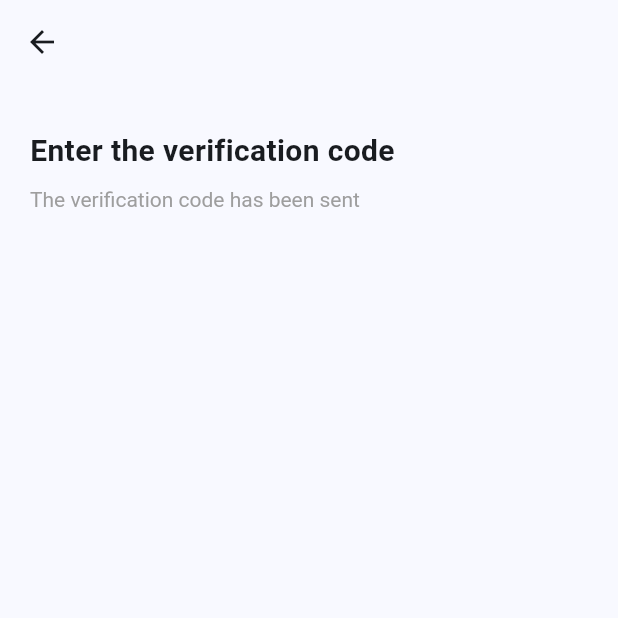
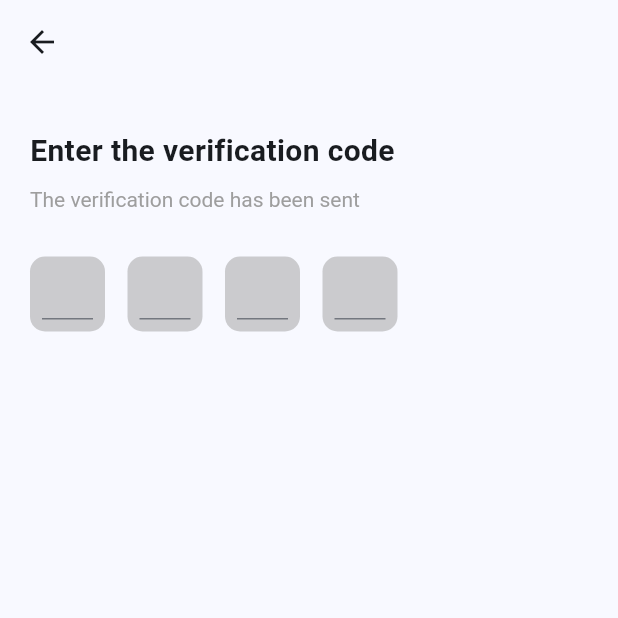
Before and after one commit to ElonWeng/589ai, a Flutter app: the CodePage screen opened directly with empty values, on a phone screen of 412 x 824 dp, the top half of it. Run offline on Flutter 3.47's test engine with Material 2 defaults, Android fonts, the phone set to English and light mode, and no system bars; our stand-ins replace dio, shared_preferences; accounts and stored records are empty.

Commit message:
【提交人】Elon 【提交更改】添加了部分UI 【开发耗时】

```diff
--- a/lib/base/config/language_key.dart
+++ b/lib/base/config/language_key.dart
@@ -1,3 +1,4 @@
 class LanguageKey{
+  static const String strCodeInput = 'code_input';
   static const String strCodeInputContent = 'code_input_content';
 }
--- /dev/null
+++ b/lib/base/config/navigator_key.dart
@@ -0,0 +1,3 @@
+class NavigatorKey{
+  static const String keyEmail = 'email';
+}
--- a/lib/base/model/local_model.dart
+++ b/lib/base/model/local_model.dart
@@ -38,7 +38,7 @@ class LocalModel with ChangeNotifier {
         return _locale.languageCode == 'en' ? LanguageText.andEn : LanguageText.andZh;
       case 'privacy':
         return _locale.languageCode == 'en' ? LanguageText.privacyEn : LanguageText.privacyZh;
-      case 'code_input':
+      case LanguageKey.strCodeInput:
         return _locale.languageCode == 'en' ? LanguageText.codeInputEn : LanguageText.codeInputZh;
       case LanguageKey.strCodeInputContent:
         return _locale.languageCode == 'en' ? LanguageText.codeInputContentEn : LanguageText.codeInputContentZh;
--- /dev/null
+++ b/lib/base/widget/box_bg.dart
@@ -0,0 +1,30 @@
+import 'package:flutter/material.dart';
+
+class BoxBgWidget extends StatefulWidget {
+  final Widget child;
+  final double? height;
+  final double? width;
+
+  const BoxBgWidget({Key? key, required this.child, this.height, this.width}) : super(key: key);
+
+  @override
+  BoxBgWidgetState createState() => BoxBgWidgetState();
+}
+
+class BoxBgWidgetState extends State<BoxBgWidget> {
+  @override
+  Widget build(BuildContext context) {
+    return Container(
+      height: widget.height,
+      width: widget.width,
+      // 你可以根据需要调整padding、margin和width
+      padding: const EdgeInsets.all(8.0),
+      margin: const EdgeInsets.symmetric(vertical: 10.0),
+      decoration: BoxDecoration(
+        color: Colors.grey.withOpacity(0.5), // 灰色半透明背景
+        borderRadius: BorderRadius.circular(10.0), // 圆角
+      ),
+      child: widget.child,
+    );
+  }
+}
--- a/lib/ui/login/code_page.dart
+++ b/lib/ui/login/code_page.dart
@@ -8,6 +8,7 @@ import 'package:runtool/base/model/local_model.dart';
 import 'package:runtool/base/store/login_store.dart';
 import 'package:runtool/base/util/shared_preferences_util.dart';
 import 'package:runtool/base/util/snackbar_util.dart';
+import 'package:runtool/base/widget/box_bg.dart';
 import 'package:runtool/base/widget/local_text.dart';
 import 'package:runtool/base/widget/toast_widget.dart';
 import 'package:runtool/ui/login/login_model.dart';
@@ -24,10 +25,8 @@ class CodePage extends StatefulWidget {
 
   const CodePage({Key? key, required this.arguments}) : super(key: key);
 
-
   @override
   State<CodePage> createState() => _CodePageState();
-
 }
 
 class _CodePageState extends State<CodePage> {
@@ -37,7 +36,7 @@ class _CodePageState extends State<CodePage> {
   @override
   void initState() {
     super.initState();
-   Map argument =  widget.arguments;
+    Map argument = widget.arguments;
     var email = argument['email'];
     print('当前的email$email');
   }
@@ -46,8 +45,7 @@ class _CodePageState extends State<CodePage> {
   Widget build(BuildContext context) {
     final languageModel = Provider.of<LocalModel>(context);
     return Scaffold(
-        appBar: AppBar(
-        ),
+        appBar: AppBar(),
         body: Padding(
           padding: const EdgeInsets.all(20.0),
           child: SingleChildScrollView(
@@ -56,7 +54,7 @@ class _CodePageState extends State<CodePage> {
               children: [
                 const SizedBox(height: 10), // 垂直间距
                 const LocalizedText(
-                  contentKey: 'code_input',
+                  contentKey: LanguageKey.strCodeInput,
                   textStyle:
                       TextStyle(fontSize: 20, fontWeight: FontWeight.bold),
                 ),
@@ -78,7 +76,35 @@ class _CodePageState extends State<CodePage> {
                     ),
                   ],
                 )),
-                const SizedBox(height: 10), // 垂直间距
+                const SizedBox(height: 20), // 垂直间距
+                Row(
+                  children: [
+                    BoxBgWidget(
+                      child: TextField(),
+                      height: 50,
+                      width: 50,
+                    ),
+                    const SizedBox(width: 15),
+                    BoxBgWidget(
+                      child: TextField(),
+                      height: 50,
+                      width: 50,
+                    ),
+                    const SizedBox(width: 15),
+
+                    BoxBgWidget(
+                      child: TextField(),
+                      height: 50,
+                      width: 50,
+                    ),
+                    const SizedBox(width: 15),
+                    BoxBgWidget(
+                      child: TextField(),
+                      height: 50,
+                      width: 50,
+                    ),
+                  ],
+                )
               ],
             ),
           ),
--- a/lib/ui/login/login_page.dart
+++ b/lib/ui/login/login_page.dart
@@ -2,6 +2,7 @@ import 'package:flutter/gestures.dart';
 import 'package:flutter/material.dart';
 import 'package:provider/provider.dart';
 import 'package:runtool/base/config/config_page.dart';
+import 'package:runtool/base/config/navigator_key.dart';
 import 'package:runtool/base/model/loading_model.dart';
 import 'package:runtool/base/model/local_model.dart';
 import 'package:runtool/base/store/login_store.dart';
@@ -137,25 +138,26 @@ class _LoginPageState extends State<LoginPage> {
                       ),
                     ),
                   ),
-                  onTap: () async {
+                  onTap: () {
                     if (loginModel.checkEmail(_emailController.text)) {
                       //获取验证码
                       context.read<LoadingModel>().show();
-                      Map sendEmailCode =
-                          await LoginStore.sendEmailCode(_emailController.text);
-                      if (sendEmailCode['success']) {
+                      LoginStore.sendEmailCode(_emailController.text)
+                          .then((value) {
+                        if (value['success']) {
                           context.read<LoadingModel>().hide();
-                        RoutesUtil.navigateToCode(context, {
-                          'email':_emailController.text
-                        });
+                          RoutesUtil.navigateToCode(context,
+                              {NavigatorKey.keyEmail: _emailController.text});
                         } else {
                           context.read<LoadingModel>().hide();
                           Provider.of<ToastProvider>(context, listen: false)
-                            .showToast(sendEmailCode['msg']);
+                              .showToast(value['msg']);
                         }
+                      });
                     } else {
                       Provider.of<ToastProvider>(context, listen: false)
-                          .showToast(Provider.of<LocalModel>(context, listen: false)
+                          .showToast(
+                              Provider.of<LocalModel>(context, listen: false)
                                   .getText('emailInput'));
                     }
                   },
```
Lines whose indentation alone changed are shown as unchanged.
